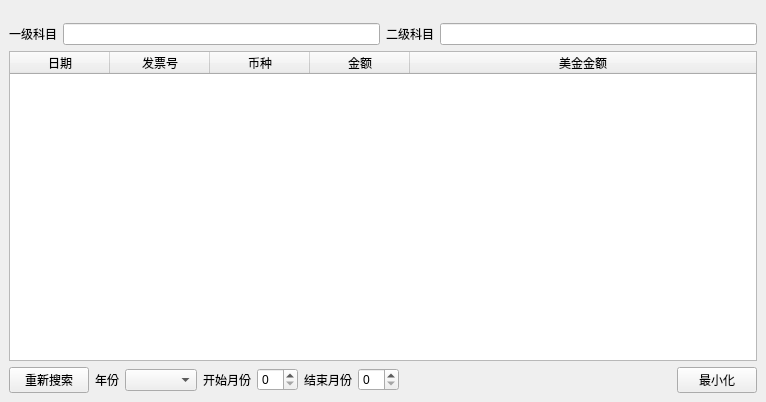
This is forms/lookysyfitemform.ui in wangkungit5905/PzAssistant as Qt 5 draws it before an edit. The edited form follows.
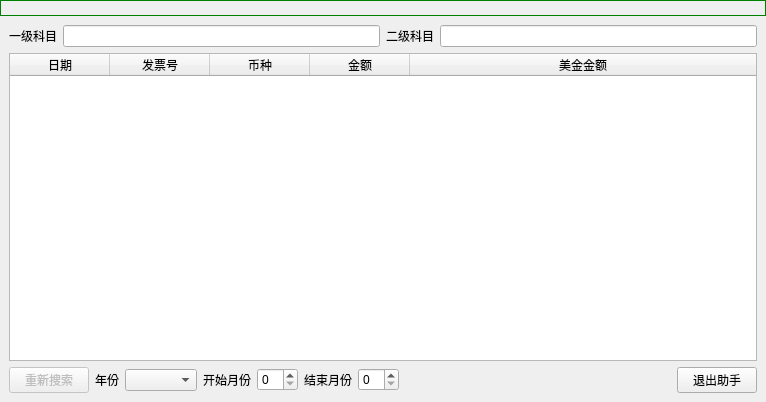
This is the edited form. Icons and pictures are not drawn.

Commit message:
提升应收应付对应分录搜索助手用户体验
（1）在它查找到对应发票的应收应付分录时，会以闪烁图标的方式提醒用户
（2）当鼠标移入图标或移出窗口区域时会自动扩展或收缩

```diff
--- a/forms/lookysyfitemform.ui
+++ b/forms/lookysyfitemform.ui
@@ -55,6 +55,9 @@
      <property name="autoFillBackground">
       <bool>false</bool>
      </property>
+     <property name="styleSheet">
+      <string notr="true">border: 1px solid green;padding: 0px;</string>
+     </property>
      <property name="text">
       <string/>
      </property>
@@ -152,6 +155,9 @@
        <layout class="QHBoxLayout" name="horizontalLayout">
         <item>
          <widget class="QPushButton" name="btnSearch">
+          <property name="enabled">
+           <bool>false</bool>
+          </property>
           <property name="text">
            <string>重新搜索</string>
           </property>
@@ -203,7 +209,7 @@
         <item>
          <widget class="QPushButton" name="btnMin">
           <property name="text">
-           <string>最小化</string>
+           <string>退出助手</string>
           </property>
          </widget>
         </item>
```
Left out of the diff: 15 changed lines with no effect on the pictures. The commit also changes 6 other files.
